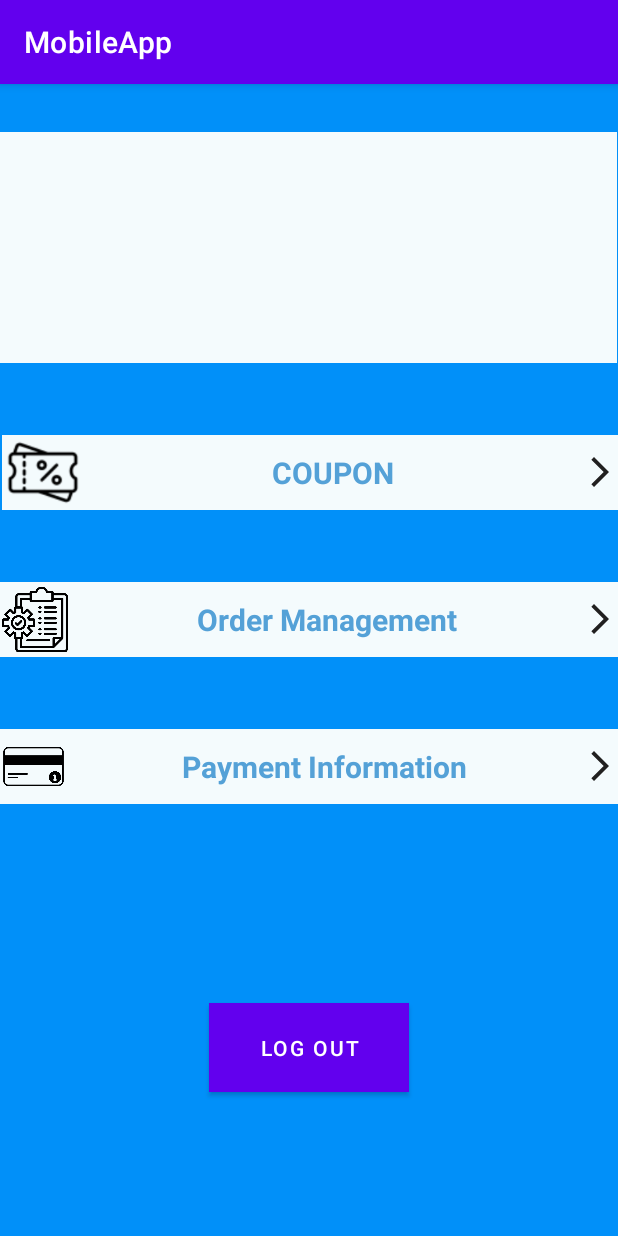
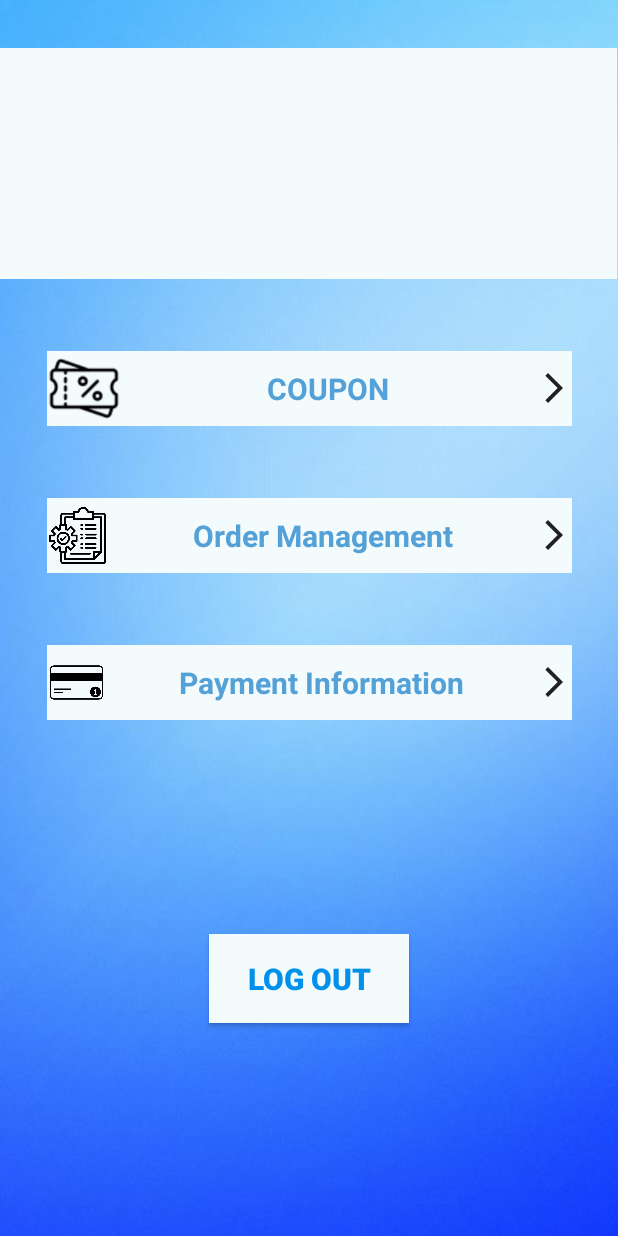
Before and after one commit to ttruongg/MoblieApp, an Android app: the ProfileActivity screen opened directly, with no data from a screen before it, on a phone screen of 412 x 824 dp. Run offline under Robolectric (Android 15) with nearby library versions, the phone set to English and light mode, and no system bars.

Commit message:
update profile layout

```diff
--- a/app/src/main/res/layout/activity_profile.xml
+++ b/app/src/main/res/layout/activity_profile.xml
@@ -4,7 +4,7 @@
     xmlns:tools="http://schemas.android.com/tools"
     android:layout_width="match_parent"
     android:layout_height="match_parent"
-    android:background="@drawable/bg_profile"
+    android:background="@drawable/bg_profile_1"
     tools:context=".ProfileActivity">
 
     <androidx.constraintlayout.widget.ConstraintLayout
@@ -60,10 +60,11 @@
 
     <LinearLayout
         android:id="@+id/linearLayout"
-        android:layout_width="match_parent"
+        android:layout_width="350dp"
         android:layout_height="50dp"
-        android:layout_marginStart="1dp"
+        android:layout_marginStart="24dp"
         android:layout_marginTop="48dp"
+        android:layout_marginEnd="24dp"
         android:background="@color/blue1"
         android:orientation="horizontal"
         app:layout_constraintEnd_toEndOf="parent"
@@ -92,11 +93,14 @@
 
     <LinearLayout
         android:id="@+id/linearLayout2"
-        android:layout_width="match_parent"
+        android:layout_width="350dp"
         android:layout_height="50dp"
+        android:layout_marginStart="24dp"
         android:layout_marginTop="48dp"
+        android:layout_marginEnd="24dp"
         android:background="@color/blue1"
         android:orientation="horizontal"
+        app:layout_constraintEnd_toEndOf="parent"
         app:layout_constraintStart_toStartOf="parent"
         app:layout_constraintTop_toBottomOf="@+id/linearLayout">
 
@@ -121,11 +125,15 @@
     </LinearLayout>
 
     <LinearLayout
-        android:layout_width="match_parent"
+        android:id="@+id/linearLayout3"
+        android:layout_width="350dp"
         android:layout_height="50dp"
+        android:layout_marginStart="24dp"
         android:layout_marginTop="48dp"
+        android:layout_marginEnd="24dp"
+        android:background="@color/blue1"
         android:orientation="horizontal"
-        android:background="@color/blue1"
+        app:layout_constraintEnd_toEndOf="parent"
         app:layout_constraintStart_toStartOf="parent"
         app:layout_constraintTop_toBottomOf="@+id/linearLayout2">
 
@@ -141,12 +149,12 @@
             android:layout_width="wrap_content"
             android:layout_height="match_parent"
             android:layout_weight="1"
-            android:text="Payment Information"
             android:drawableEnd="@drawable/baseline_arrow_forward"
             android:gravity="center"
+            android:text="Payment Information"
             android:textColor="@color/second_blue"
             android:textSize="20dp"
-            android:textStyle="bold"/>
+            android:textStyle="bold" />
     </LinearLayout>
 
     <Button
@@ -154,13 +162,18 @@
         android:layout_width="133dp"
         android:layout_height="59dp"
         android:layout_marginStart="150dp"
+        android:layout_marginTop="96dp"
         android:layout_marginEnd="150dp"
         android:layout_marginBottom="96dp"
+        android:background="@color/blue1"
         android:text="LOG OUT"
-        android:background="@drawable/bg_profile"
+        android:textColor="#0091EA"
+        android:textSize="20dp"
+        android:textStyle="bold"
         app:layout_constraintBottom_toBottomOf="parent"
         app:layout_constraintEnd_toEndOf="parent"
-        app:layout_constraintStart_toStartOf="parent" />
+        app:layout_constraintStart_toStartOf="parent"
+        app:layout_constraintTop_toBottomOf="@+id/linearLayout3" />
 
 
 </androidx.constraintlayout.widget.ConstraintLayout>
--- a/app/src/main/res/values-night/themes.xml
+++ b/app/src/main/res/values-night/themes.xml
@@ -1,6 +1,6 @@
 <resources xmlns:tools="http://schemas.android.com/tools">
     <!-- Base application theme. -->
-    <style name="Theme.MobileApp" parent="Theme.MaterialComponents.DayNight.DarkActionBar">
+    <style name="Theme.MobileApp" parent="Theme.AppCompat.Light.NoActionBar">
         <!-- Primary brand color. -->
         <item name="colorPrimary">@color/purple_200</item>
         <item name="colorPrimaryVariant">@color/purple_700</item>
--- a/app/src/main/res/values/themes.xml
+++ b/app/src/main/res/values/themes.xml
@@ -1,6 +1,6 @@
 <resources xmlns:tools="http://schemas.android.com/tools">
     <!-- Base application theme. -->
-    <style name="Theme.MobileApp" parent="Theme.MaterialComponents.DayNight.DarkActionBar">
+    <style name="Theme.MobileApp" parent="Theme.AppCompat.Light.NoActionBar">
         <!-- Primary brand color. -->
         <item name="colorPrimary">@color/purple_500</item>
         <item name="colorPrimaryVariant">@color/purple_700</item>
```
Also changed, not shown: app/src/main/res/drawable/bg_profile.jpg (deleted), app/src/main/res/drawable/bg_profile_1.jpg (added).
